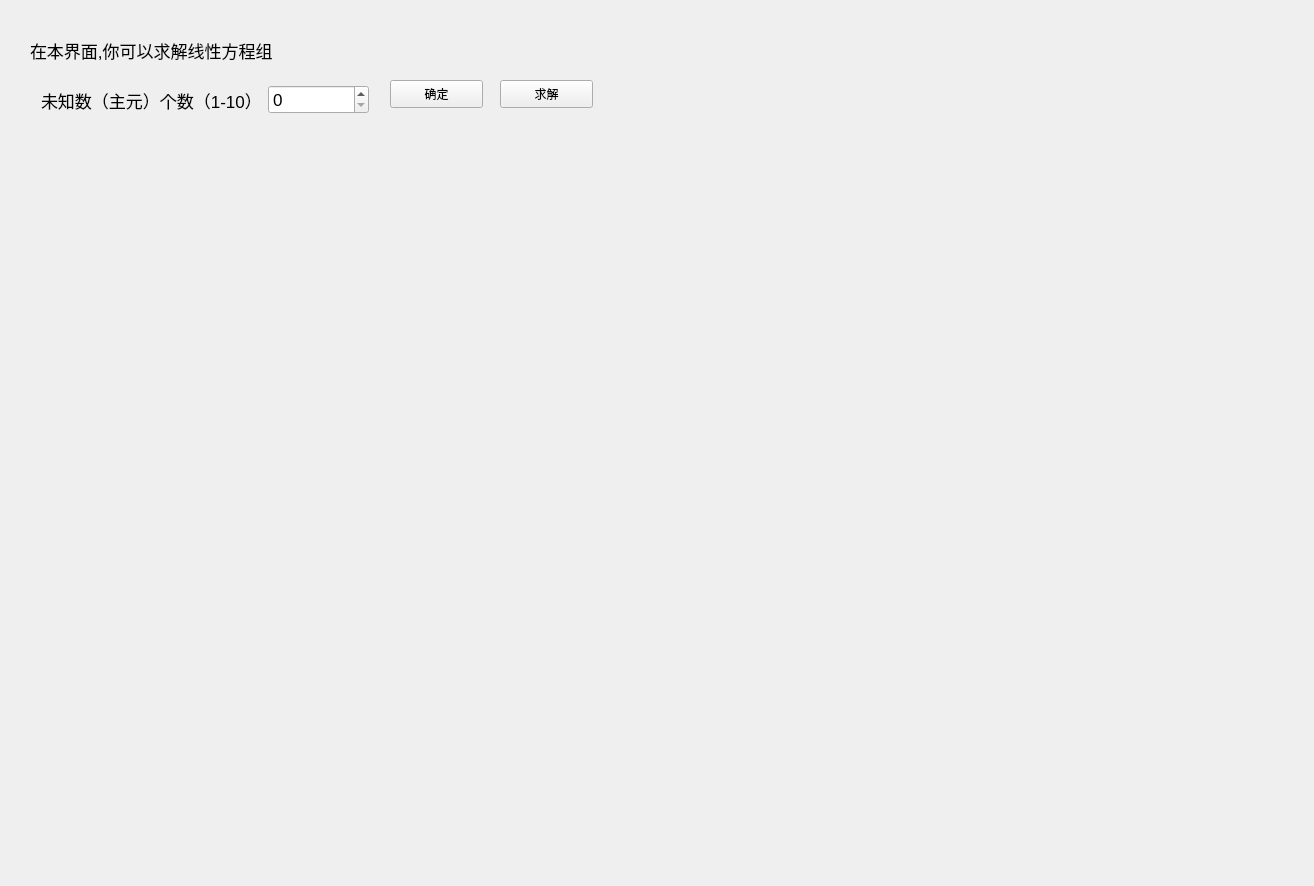
This is caculator(with qt gui)/caculator(with qt gui)/LinearEquation_gui.ui in AhaLims/calculator as Qt 5 draws it before an edit. The edited form follows.
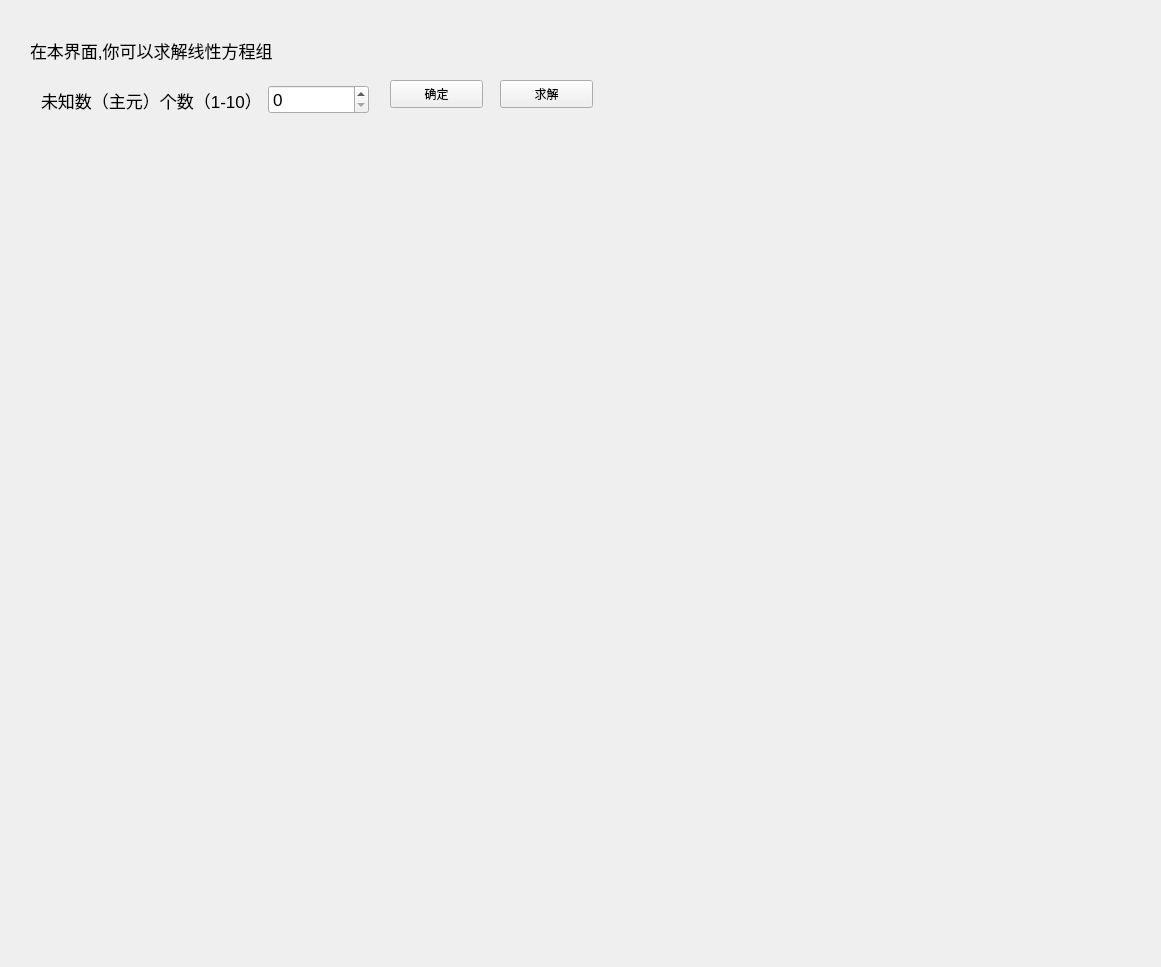
This is the edited form.

```diff
--- a/caculator(with qt gui)/caculator(with qt gui)/LinearEquation_gui.ui
+++ b/caculator(with qt gui)/caculator(with qt gui)/LinearEquation_gui.ui
@@ -6,8 +6,8 @@
    <rect>
     <x>0</x>
     <y>0</y>
-    <width>1314</width>
-    <height>886</height>
+    <width>1161</width>
+    <height>967</height>
    </rect>
   </property>
   <property name="windowTitle">
```
